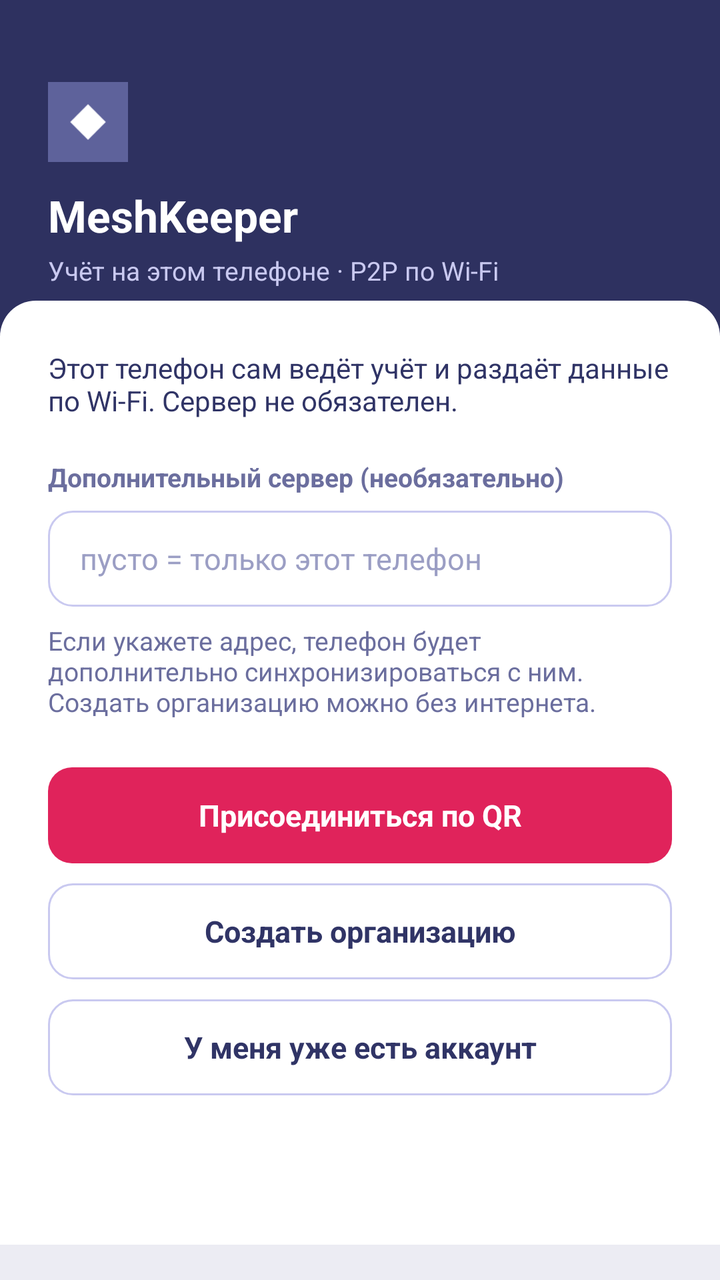
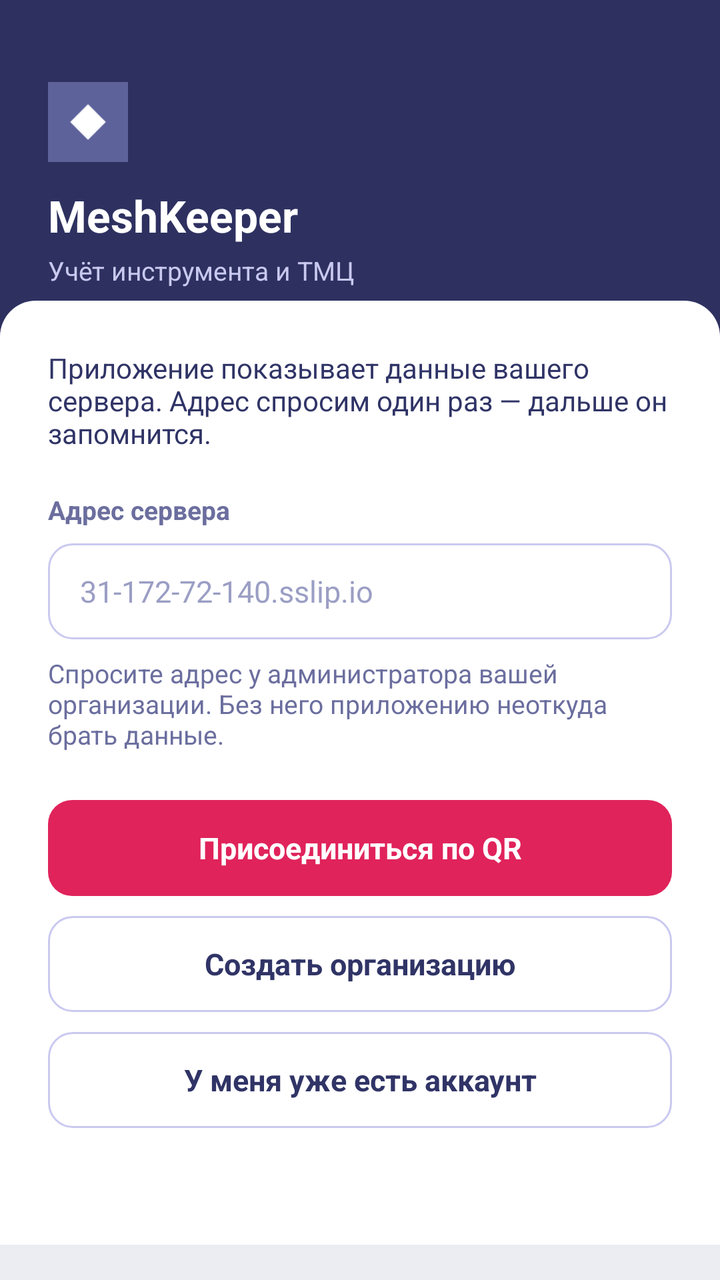

Screens rendered from an Android XML layout before and after an edit, with the pre-edit source and the edit as a unified diff.
<!-- AndroidManifest.xml: application theme Theme.MeshKeeper -->
<!-- res/layout/activity_main.xml -->
<?xml version="1.0" encoding="utf-8"?>
<FrameLayout xmlns:android="http://schemas.android.com/apk/res/android"
    android:layout_width="match_parent"
    android:layout_height="match_parent"
    android:background="#ECECF3">

    <LinearLayout
        android:id="@+id/setup"
        android:layout_width="match_parent"
        android:layout_height="match_parent"
        android:orientation="vertical">

        <FrameLayout
            android:layout_width="match_parent"
            android:layout_height="168dp"
            android:background="#2E3160">

            <LinearLayout
                android:layout_width="match_parent"
                android:layout_height="match_parent"
                android:gravity="bottom"
                android:orientation="vertical"
                android:padding="24dp">

                <ImageView
                    android:layout_width="40dp"
                    android:layout_height="40dp"
                    android:src="@drawable/ic_launcher"
                    android:contentDescription="MeshKeeper" />

                <TextView
                    android:layout_width="wrap_content"
                    android:layout_height="wrap_content"
                    android:layout_marginTop="12dp"
                    android:text="MeshKeeper"
                    android:textColor="#FFFFFF"
                    android:textSize="22sp"
                    android:textStyle="bold" />

                <TextView
                    android:layout_width="wrap_content"
                    android:layout_height="wrap_content"
                    android:layout_marginTop="4dp"
                    android:text="Учёт на этом телефоне · P2P по Wi‑Fi"
                    android:textColor="#C9C9F0"
                    android:textSize="13sp" />
            </LinearLayout>
        </FrameLayout>

        <LinearLayout
            android:layout_width="match_parent"
            android:layout_height="0dp"
            android:layout_weight="1"
            android:layout_marginTop="-18dp"
            android:background="@drawable/bg_sheet"
            android:orientation="vertical"
            android:padding="24dp">

            <TextView
                android:id="@+id/lanHint"
                android:layout_width="match_parent"
                android:layout_height="wrap_content"
                android:text="Этот телефон сам ведёт учёт и раздаёт данные по Wi‑Fi. Сервер не обязателен."
                android:textColor="#303466"
                android:textSize="14sp" />

            <TextView
                android:layout_width="match_parent"
                android:layout_height="wrap_content"
                android:layout_marginTop="20dp"
                android:text="Дополнительный сервер (необязательно)"
                android:textColor="#6B6E9E"
                android:textSize="13sp"
                android:textStyle="bold" />

            <EditText
                android:id="@+id/serverUrl"
                android:layout_width="match_parent"
                android:layout_height="48dp"
                android:layout_marginTop="8dp"
                android:background="@drawable/bg_input"
                android:hint="пусто = только этот телефон"
                android:inputType="textUri"
                android:paddingStart="16dp"
                android:paddingEnd="16dp"
                android:textColor="#303466"
                android:textColorHint="#9B9EC4"
                android:textSize="15sp" />

            <TextView
                android:layout_width="match_parent"
                android:layout_height="wrap_content"
                android:layout_marginTop="8dp"
                android:text="Если укажете адрес, телефон будет дополнительно синхронизироваться с ним. Создать организацию можно без интернета."
                android:textColor="#6B6E9E"
                android:textSize="13sp" />

            <Button
                android:id="@+id/btnJoin"
                android:layout_width="match_parent"
                android:layout_height="48dp"
                android:layout_marginTop="24dp"
                android:background="@drawable/bg_btn_accent"
                android:text="Присоединиться по QR"
                android:textAllCaps="false"
                android:textColor="#FFFFFF"
                android:textSize="15sp"
                android:textStyle="bold" />

            <Button
                android:id="@+id/btnCreate"
                android:layout_width="match_parent"
                android:layout_height="48dp"
                android:layout_marginTop="10dp"
                android:background="@drawable/bg_btn_secondary"
                android:text="Создать организацию"
                android:textAllCaps="false"
                android:textColor="#303466"
                android:textSize="15sp"
                android:textStyle="bold" />

            
            <Button
                android:id="@+id/btnLogin"
                android:layout_width="match_parent"
                android:layout_height="48dp"
                android:layout_marginTop="10dp"
                android:background="@drawable/bg_btn_secondary"
                android:text="У меня уже есть аккаунт"
                android:textAllCaps="false"
                android:textColor="#303466"
                android:textSize="15sp"
                android:textStyle="bold" />
        </LinearLayout>
    </LinearLayout>

    <WebView
        android:id="@+id/web"
        android:layout_width="match_parent"
        android:layout_height="match_parent"
        android:visibility="gone" />
</FrameLayout>
<!-- resources referenced by this layout -->
<resources>
  <!-- drawable bg_btn_accent (drawable) -->
  <?xml version="1.0" encoding="utf-8"?>
  <shape xmlns:android="http://schemas.android.com/apk/res/android" android:shape="rectangle">
      <solid android:color="#E0235B" />
      <corners android:radius="12dp" />
  </shape>
  <!-- drawable bg_btn_secondary (drawable) -->
  <?xml version="1.0" encoding="utf-8"?>
  <shape xmlns:android="http://schemas.android.com/apk/res/android" android:shape="rectangle">
      <solid android:color="#FFFFFF" />
      <stroke android:width="1dp" android:color="#C9C9F0" />
      <corners android:radius="12dp" />
  </shape>
  <!-- drawable bg_input (drawable) -->
  <?xml version="1.0" encoding="utf-8"?>
  <shape xmlns:android="http://schemas.android.com/apk/res/android" android:shape="rectangle">
      <solid android:color="#FFFFFF" />
      <stroke android:width="1dp" android:color="#C9C9F0" />
      <corners android:radius="12dp" />
  </shape>
  <!-- drawable bg_sheet (drawable) -->
  <?xml version="1.0" encoding="utf-8"?>
  <shape xmlns:android="http://schemas.android.com/apk/res/android" android:shape="rectangle">
      <solid android:color="#FFFFFF" />
      <corners android:topLeftRadius="18dp" android:topRightRadius="18dp" />
  </shape>
  <!-- drawable ic_launcher (drawable) -->
  <?xml version="1.0" encoding="utf-8"?>
  <vector xmlns:android="http://schemas.android.com/apk/res/android"
      android:width="108dp"
      android:height="108dp"
      android:viewportWidth="108"
      android:viewportHeight="108">
      <path android:fillColor="#5E629B" android:pathData="M0,0h108v108h-108z"/>
      <path android:fillColor="#FFFFFF" android:pathData="M30,54 L54,30 L78,54 L54,78 Z"/>
  </vector>
  <style name="Theme.MeshKeeper" parent="Theme.MaterialComponents.DayNight.NoActionBar">
          <item name="colorPrimary">#5E629B</item>
          <item name="colorPrimaryVariant">#2E3160</item>
          <item name="colorAccent">#E0235B</item>
          <item name="android:statusBarColor">#2E3160</item>
          <item name="android:navigationBarColor">#FFFFFF</item>
          <item name="android:windowBackground">#ECECF3</item>
          <item name="android:fontFamily">sans-serif</item>
          <item name="buttonStyle">@style/Widget.AppCompat.Button.Borderless</item>
      </style>
</resources>

<!-- the commit's change to res/layout/activity_main.xml (unified diff, before → after) -->
@@ -41,7 +41,7 @@
                     android:layout_width="wrap_content"
                     android:layout_height="wrap_content"
                     android:layout_marginTop="4dp"
-                    android:text="Учёт на этом телефоне · P2P по Wi‑Fi"
+                    android:text="Учёт инструмента и ТМЦ"
                     android:textColor="#C9C9F0"
                     android:textSize="13sp" />
             </LinearLayout>
@@ -60,7 +60,7 @@
                 android:id="@+id/lanHint"
                 android:layout_width="match_parent"
                 android:layout_height="wrap_content"
-                android:text="Этот телефон сам ведёт учёт и раздаёт данные по Wi‑Fi. Сервер не обязателен."
+                android:text="Приложение показывает данные вашего сервера. Адрес спросим один раз — дальше он запомнится."
                 android:textColor="#303466"
                 android:textSize="14sp" />
 
@@ -68,7 +68,7 @@
                 android:layout_width="match_parent"
                 android:layout_height="wrap_content"
                 android:layout_marginTop="20dp"
-                android:text="Дополнительный сервер (необязательно)"
+                android:text="Адрес сервера"
                 android:textColor="#6B6E9E"
                 android:textSize="13sp"
                 android:textStyle="bold" />
@@ -79,7 +79,7 @@
                 android:layout_height="48dp"
                 android:layout_marginTop="8dp"
                 android:background="@drawable/bg_input"
-                android:hint="пусто = только этот телефон"
+                android:hint="31-172-72-140.sslip.io"
                 android:inputType="textUri"
                 android:paddingStart="16dp"
                 android:paddingEnd="16dp"
@@ -91,7 +91,7 @@
                 android:layout_width="match_parent"
                 android:layout_height="wrap_content"
                 android:layout_marginTop="8dp"
-                android:text="Если укажете адрес, телефон будет дополнительно синхронизироваться с ним. Создать организацию можно без интернета."
+                android:text="Спросите адрес у администратора вашей организации. Без него приложению неоткуда брать данные."
                 android:textColor="#6B6E9E"
                 android:textSize="13sp" />
 
